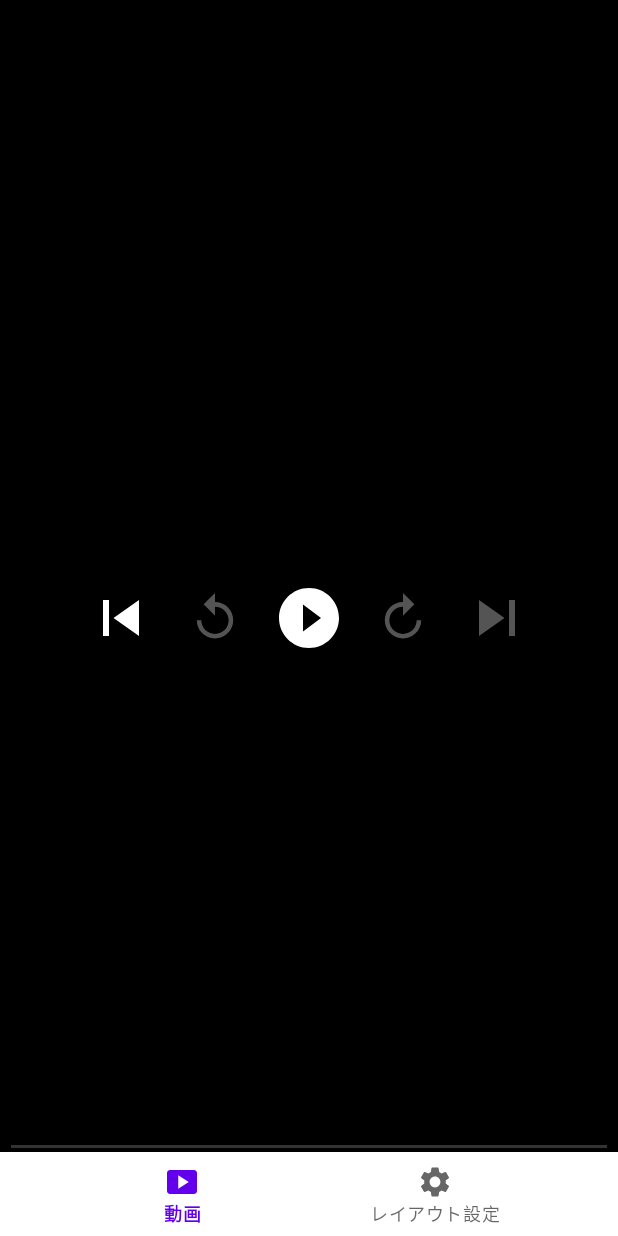
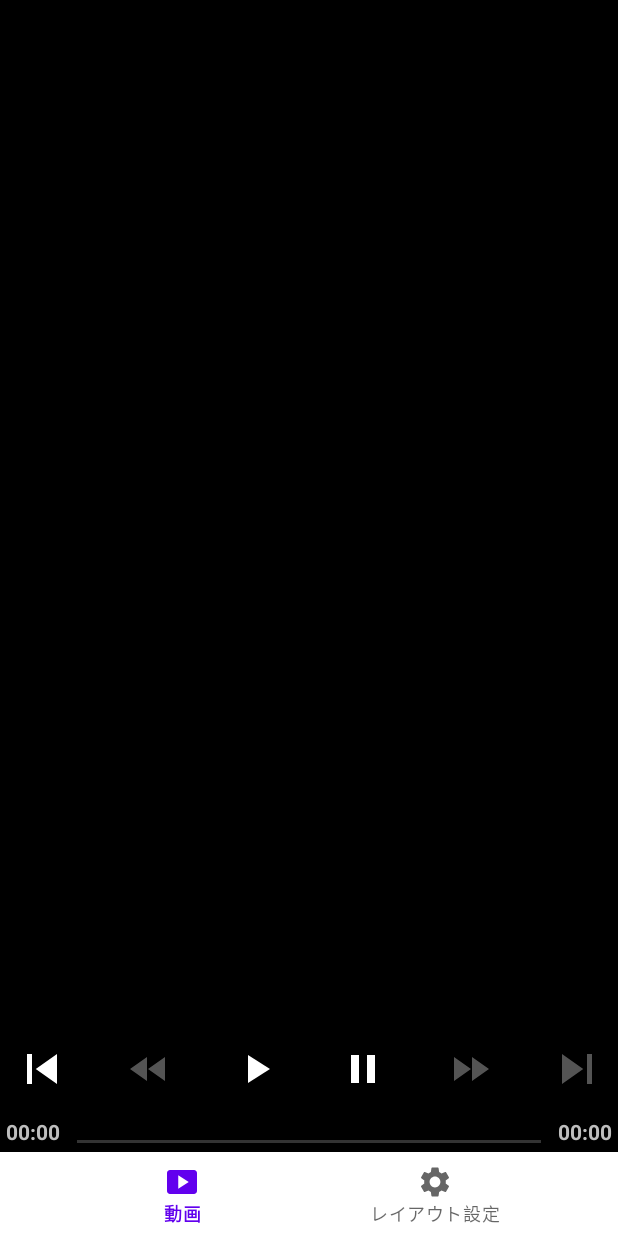
Before and after one commit to dao0203/cta_youtube-usability-app, an Android app: the screen it shows after launch (MainActivity), on a phone screen of 412 x 824 dp. Run offline under Robolectric (Android 15) with nearby library versions, the phone set to English and light mode, and no system bars.

Commit message:
[add] 変更用のレイアウトを追加

```diff
--- a/app/src/main/res/layout/fragment_video.xml
+++ b/app/src/main/res/layout/fragment_video.xml
@@ -12,7 +12,9 @@
     <androidx.media3.ui.PlayerView
         android:id="@+id/video_view"
         android:layout_width="match_parent"
-        android:layout_height="match_parent"
+        android:layout_height="900dp"
+        app:controller_layout_id="@layout/youtube_layout"
+        app:layout_constraintBottom_toTopOf="@id/invisible_view"
         app:show_timeout="10000"
         tools:layout_editor_absoluteX="0dp" />
 
```
